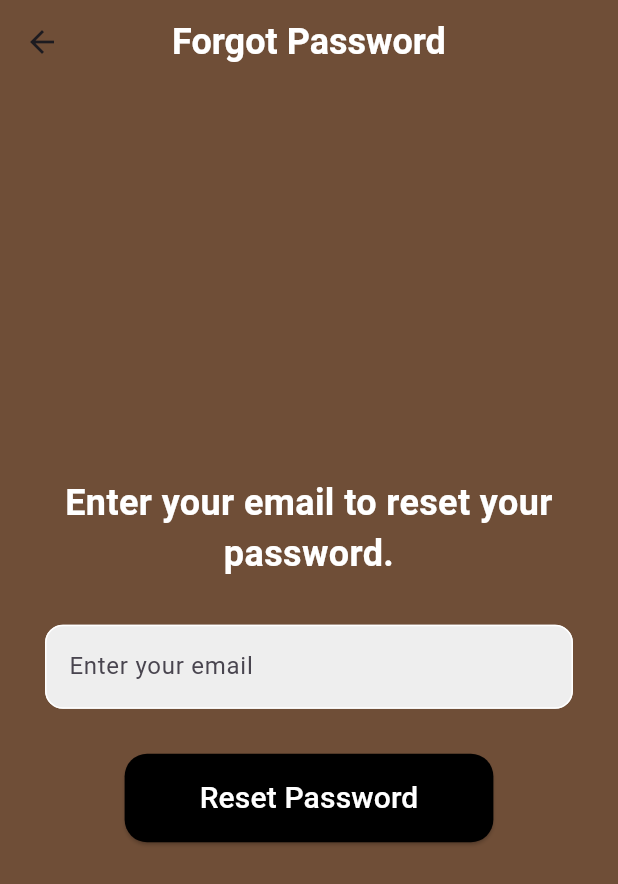
After one commit to xufr5h/Chess-Game, a Flutter app: the screen it shows after launch, after a tap on "Forgot Password?", on a phone screen of 412 x 824 dp. The commit adds this screen. Shown: the top 884 px of the screen. Run offline on Flutter 3.47's test engine with Material 3 defaults, Android fonts, the phone set to English and light mode, and no system bars; our stand-ins replace cloud_firestore, firebase_auth, firebase_core, google_sign_in, hive, hive_flutter; accounts and stored records are empty; generated files the repository leaves out were written again.

Commit message:
added forgot password and delete account method using firebase

```diff
--- /dev/null
+++ b/lib/forgot_password.dart
@@ -0,0 +1,107 @@
+import 'package:chess_app/components/textfield.dart';
+import 'package:firebase_auth/firebase_auth.dart';
+import 'package:flutter/material.dart';
+
+class ForgotPassword extends StatefulWidget {
+  const ForgotPassword({super.key});
+
+  @override
+  State<ForgotPassword> createState() => _ForgotPasswordState();
+}
+
+class _ForgotPasswordState extends State<ForgotPassword> {
+  final TextEditingController _emailController = TextEditingController();
+
+  // disposing the controller
+  void dispose() {
+    _emailController.dispose();
+    super.dispose();
+  }
+
+  // creating the forgot password method
+  Future<void> resetPassword() async {
+    try {
+      await FirebaseAuth.instance.
+        sendPasswordResetEmail(email: _emailController.text.trim());
+        showDialog(
+        context: context,
+        builder: (context) =>
+        AlertDialog(
+          content: Text('The password reset link has been sent to ${_emailController.text.trim()}. Please check your email.'),
+        )
+      );
+    } on FirebaseAuthException catch (e) {
+      print(e);
+      showDialog(
+        context: context,
+        builder: (context) =>
+        AlertDialog(
+          content: Text(e.message.toString()),
+        )
+      );
+    }
+
+  }
+
+  @override
+  void initState(){
+    super.initState();
+    FirebaseAuth.instance.setLanguageCode('en');
+  }
+
+  @override
+  Widget build(BuildContext context) {
+    return Scaffold(
+      backgroundColor: const Color.fromARGB(255, 111, 78, 55),
+      appBar: AppBar(
+        centerTitle: true,
+        title: const Text(
+          'Forgot Password',
+          style: TextStyle(color: Colors.white, fontWeight: FontWeight.bold, fontSize: 24),
+          ),
+        backgroundColor: const Color.fromARGB(255, 111, 78, 55),
+      ),
+      body: Column(
+        mainAxisAlignment: MainAxisAlignment.center,
+        children: [
+          Text(
+            'Enter your email to reset your password.',
+            style: TextStyle(
+              fontSize: 24,
+              color: Colors.white,
+              fontWeight: FontWeight.bold,
+            ),
+            textAlign: TextAlign.center,
+          ),
+          // email textfield
+          const SizedBox(height: 30),
+          MyTextfield(
+            controller: _emailController,
+            hintText: 'Enter your email',
+            obscuretext: false,
+            ),
+
+            // reset password button
+            const SizedBox(height: 30),
+            ElevatedButton(
+              style: ElevatedButton.styleFrom(
+                backgroundColor: const Color.fromARGB(255, 0, 0, 0),
+                foregroundColor: Colors.white,
+                padding: const EdgeInsets.symmetric(horizontal: 50, vertical: 15),
+                shape: RoundedRectangleBorder(
+                  borderRadius: BorderRadius.circular(15),
+                ),
+              ),
+              onPressed: resetPassword,
+              child: Text(
+                'Reset Password',
+                style: TextStyle(
+                  fontSize: 20,
+                ),
+              ),
+          ),
+        ],
+      ),
+    );
+  }
+}
--- a/lib/sign_in.dart
+++ b/lib/sign_in.dart
@@ -1,5 +1,6 @@
 import 'package:chess_app/chess_board.dart';
 import 'package:chess_app/components/textfield.dart';
+import 'package:chess_app/forgot_password.dart';
 import 'package:chess_app/game_mode.dart';
 import 'package:chess_app/sign_up.dart';
 import 'package:cloud_firestore/cloud_firestore.dart';
@@ -149,7 +150,26 @@ class _SignInState extends State<SignIn> {
                   obscuretext: true,
                 ),
 
-                const SizedBox(height: 30),
+                // forgot password
+                const SizedBox(height: 10),
+                Padding(
+                  padding: const EdgeInsets.symmetric(horizontal: 25),
+                  child: Row(
+                    mainAxisAlignment: MainAxisAlignment.end,
+                    children: [
+                      GestureDetector(
+                        onTap: (){
+                          Navigator.push(context, MaterialPageRoute(builder: (context)=> const ForgotPassword()));
+                        },
+                        child: Text('Forgot Password?',
+                          style: TextStyle(fontSize: 16, color: Color.fromARGB(255, 46, 54, 141), fontWeight: FontWeight.bold),
+                        ),
+                      ),
+                    ],
+                  ),
+                ),
+
+                const SizedBox(height: 10),
 
                 // Sign in button
                 ElevatedButton(
@@ -166,14 +186,14 @@ class _SignInState extends State<SignIn> {
                   ),
                 ),
 
-                const SizedBox(height: 30),
+                const SizedBox(height: 20),
                 // Or Text
                 const Text(
                   'OR',
                   style: TextStyle(fontSize: 20, color: Color.fromARGB(255, 38, 35, 35), fontWeight: FontWeight.bold),
                 ),
                 // Continue with Google Button
-                const SizedBox(height: 30),
+                const SizedBox(height: 20),
                 ElevatedButton(
                   onPressed: () async{
                     await signInWithGoogle();
```
Also changed, not shown: lib/profile.dart (+82 -1 lines).
